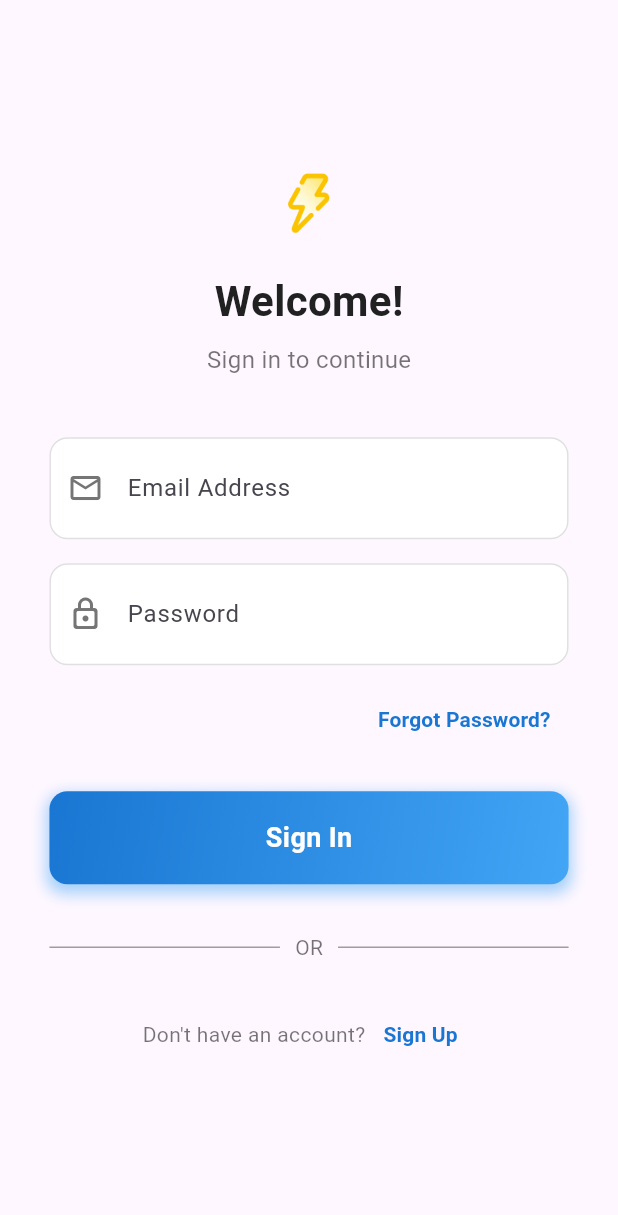
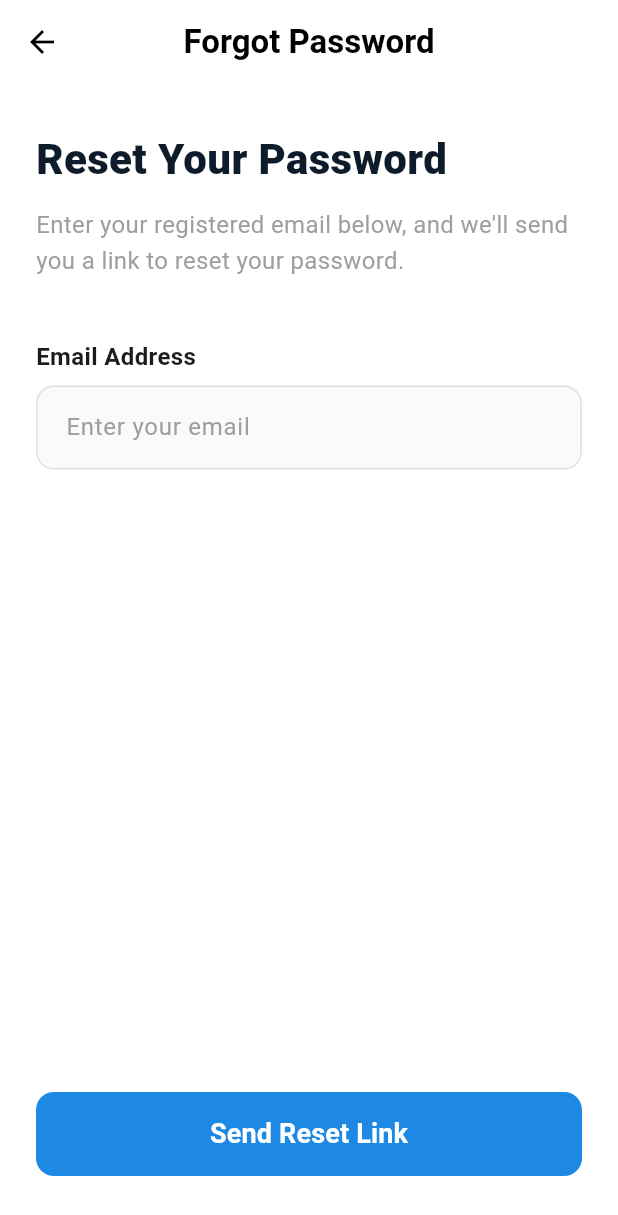
Before and after one commit to ahmedmaboud/Electricity-Consumption-Calculator, a Flutter app: the screen it shows after launch, after a tap on "Forgot Password?", on a phone screen of 412 x 824 dp. Shown: the top 1215 px of the screen. Run offline on Flutter 3.47's test engine with Material 3 defaults, Android fonts, the phone set to English and light mode, and no system bars; our stand-ins replace flutter_spinkit, get, image_picker, supabase_flutter; missing offline and left inert: google_mlkit_text_recognition; accounts and stored records are empty.

Commit message:
implement forget password

```diff
--- /dev/null
+++ b/Application/lib/controllers/forgot_password_controller.dart
@@ -0,0 +1,57 @@
+import 'package:flutter/material.dart';
+import 'package:get/get.dart';
+
+import '../services/auth_service.dart';
+
+class ForgotPasswordController extends GetxController {
+  final emailController = TextEditingController();
+  final authService = Get.find<AuthService>();
+
+  var isLoading = false.obs;
+
+  Future<void> sendResetLink() async {
+    String email = emailController.text.trim();
+
+    if (!GetUtils.isEmail(email)) {
+      Get.snackbar(
+        "Error",
+        "Please enter a valid email address",
+        backgroundColor: Colors.red.shade500,
+        colorText: Colors.white,
+      );
+      return;
+    }
+
+    try {
+      isLoading.value = true;
+      await authService.sendPasswordResetEmail(email);
+
+      // Success Feedback
+      Get.defaultDialog(
+        title: "Check your email",
+        middleText: "We have sent a password reset link to $email.",
+        textConfirm: "OK",
+        confirmTextColor: Colors.white,
+        onConfirm: () {
+          Get.back(); // Close dialog
+          Get.back(); // Go back to login
+        },
+      );
+    } catch (e) {
+      Get.snackbar(
+        "Error",
+        "Failed to send reset link: $e",
+        backgroundColor: Colors.red.shade500,
+        colorText: Colors.white,
+      );
+    } finally {
+      isLoading.value = false;
+    }
+  }
+
+  @override
+  void onClose() {
+    emailController.dispose();
+    super.onClose();
+  }
+}
--- /dev/null
+++ b/Application/lib/forgot_password_screen.dart
@@ -0,0 +1,108 @@
+import 'package:flutter/material.dart';
+import 'package:get/get.dart';
+
+import 'controllers/forgot_password_controller.dart';
+
+class ForgotPasswordScreen extends GetView<ForgotPasswordController> {
+  const ForgotPasswordScreen({super.key});
+
+  @override
+  Widget build(BuildContext context) {
+    return Scaffold(
+      backgroundColor: Colors.white,
+      appBar: AppBar(
+        backgroundColor: Colors.white,
+        elevation: 0,
+        leading: IconButton(
+          icon: const Icon(Icons.arrow_back, color: Colors.black),
+          onPressed: () => Get.back(),
+        ),
+        title: const Text(
+          "Forgot Password",
+          style: TextStyle(color: Colors.black, fontWeight: FontWeight.bold),
+        ),
+        centerTitle: true,
+      ),
+      body: Padding(
+        padding: const EdgeInsets.symmetric(horizontal: 24.0),
+        child: Column(
+          crossAxisAlignment: CrossAxisAlignment.start,
+          children: [
+            const SizedBox(height: 30),
+            const Text(
+              "Reset Your Password",
+              style: TextStyle(
+                fontSize: 28,
+                fontWeight: FontWeight.w900,
+                color: Color(0xFF0D1B2A), // Dark Navy
+              ),
+            ),
+            const SizedBox(height: 12),
+            const Text(
+              "Enter your registered email below, and we'll send you a link to reset your password.",
+              style: TextStyle(fontSize: 16, color: Colors.grey, height: 1.5),
+            ),
+            const SizedBox(height: 40),
+            const Text(
+              "Email Address",
+              style: TextStyle(fontSize: 16, fontWeight: FontWeight.w600),
+            ),
+            const SizedBox(height: 8),
+            TextField(
+              controller: controller.emailController,
+              decoration: InputDecoration(
+                hintText: "Enter your email",
+                hintStyle: const TextStyle(color: Colors.grey),
+                filled: true,
+                fillColor: Colors.grey.shade50,
+                contentPadding: const EdgeInsets.all(16),
+                border: OutlineInputBorder(
+                  borderRadius: BorderRadius.circular(12),
+                  borderSide: BorderSide(color: Colors.grey.shade300),
+                ),
+                enabledBorder: OutlineInputBorder(
+                  borderRadius: BorderRadius.circular(12),
+                  borderSide: BorderSide(color: Colors.grey.shade300),
+                ),
+                focusedBorder: OutlineInputBorder(
+                  borderRadius: BorderRadius.circular(12),
+                  borderSide: BorderSide(color: Colors.blue.shade700, width: 2),
+                ),
+              ),
+            ),
+            const Spacer(),
+            Obx(
+              () => SizedBox(
+                width: double.infinity,
+                height: 56,
+                child: ElevatedButton(
+                  onPressed: controller.isLoading.value
+                      ? null
+                      : controller.sendResetLink,
+                  style: ElevatedButton.styleFrom(
+                    backgroundColor: Colors.blue.shade600,
+                    shape: RoundedRectangleBorder(
+                      borderRadius: BorderRadius.circular(12),
+                    ),
+                    elevation: 0,
+                  ),
+                  child: controller.isLoading.value
+                      ? const CircularProgressIndicator(color: Colors.white)
+                      : const Text(
+                          "Send Reset Link",
+                          style: TextStyle(
+                            fontSize: 18,
+                            fontWeight: FontWeight.bold,
+                            color: Colors.white,
+                          ),
+                        ),
+                ),
+              ),
+            ),
+            const SizedBox(height: 40),
+          ],
+        ),
+      ),
+    );
+  }
+}
--- a/Application/lib/main.dart
+++ b/Application/lib/main.dart
@@ -1,6 +1,7 @@
 import 'package:flutter/material.dart';
 import 'package:get/get.dart';
 import 'package:graduation_project_depi/controllers/calculator_page_controller.dart';
+import 'package:graduation_project_depi/updated_password_screen.dart';
 import 'package:graduation_project_depi/user_session.dart';
 import 'package:graduation_project_depi/views/RegisterPgae.dart';
 import 'package:graduation_project_depi/views/SplashScreen.dart';
@@ -8,8 +9,11 @@ import 'package:graduation_project_depi/views/loginPage.dart';
 import 'package:supabase_flutter/supabase_flutter.dart';
 
 import 'calculator_page.dart';
+import 'controllers/forgot_password_controller.dart';
 import 'controllers/login_form_controller.dart';
 import 'controllers/register_form_controller.dart';
+import 'controllers/updated_password_controller.dart';
+import 'forgot_password_screen.dart';
 import 'services/auth_service.dart';
 
 Future<void> main() async {
@@ -62,6 +66,21 @@ class MyApp extends StatelessWidget {
             Get.lazyPut<RegisterFormController>(() => RegisterFormController());
           }),
         ),
+
+        GetPage(
+          name: '/forgot_password',
+          page: () => const ForgotPasswordScreen(),
+          binding: BindingsBuilder(
+            () => Get.lazyPut(() => ForgotPasswordController()),
+          ),
+        ),
+        GetPage(
+          name: '/update_password',
+          page: () => const UpdatePasswordScreen(),
+          binding: BindingsBuilder(
+            () => Get.lazyPut(() => UpdatePasswordController()),
+          ),
+        ),
       ],
     );
   }
--- a/Application/lib/services/auth_service.dart
+++ b/Application/lib/services/auth_service.dart
@@ -1,9 +1,23 @@
 import 'package:get/get.dart';
-import 'package:graduation_project_depi/user_session.dart';
 import 'package:supabase_flutter/supabase_flutter.dart';
+import '../user_session.dart';
 
 class AuthService {
   final cloud = Get.find<SupabaseClient>();
+
+  AuthService() {
+    _setupAuthListener();
+  }
+
+  void _setupAuthListener() {
+    cloud.auth.onAuthStateChange.listen((data) {
+      final AuthChangeEvent event = data.event;
+      if (event == AuthChangeEvent.passwordRecovery) {
+        Get.toNamed('/update_password');
+      }
+    });
+  }
+
   Future<bool> register(String email, String password, String name) async {
     try {
       final authResponse = await cloud.auth.signUp(
@@ -14,14 +28,12 @@ class AuthService {
       final authUser = authResponse.user;
       if (authUser == null) return false;
 
-      // Insert into your custom profile table
       await cloud.from('user_profile').insert({
         'auth_id': authUser.id,
         'name': name,
       });
 
       await UserSession().loadUserInfo();
-
       return true;
     } catch (e) {
       print('Register error: $e');
@@ -35,15 +47,9 @@ class AuthService {
         email: mail,
         password: password,
       );
-
       if (response.user == null) return false;
-
       await UserSession().loadUserInfo();
-
-      print('User logged in: ${UserSession().currentUser?.email}');
       return true;
-    } on AuthRetryableFetchException {
-      rethrow;
     } catch (e) {
       print("LOGIN ERROR: $e");
       rethrow;
@@ -61,5 +67,16 @@ class AuthService {
     }
   }
 
+  Future<void> sendPasswordResetEmail(String email) async {
+    await cloud.auth.resetPasswordForEmail(
+      email,
+      redirectTo: 'io.supabase.flutter://reset-callback',
+    );
+  }
+
+  Future<void> updateUserPassword(String newPassword) async {
+    await cloud.auth.updateUser(UserAttributes(password: newPassword));
+  }
+
   bool isLogin() => cloud.auth.currentSession != null;
 }
--- a/Application/lib/widgets/login_form.dart
+++ b/Application/lib/widgets/login_form.dart
@@ -52,7 +52,9 @@ class LoginForm extends GetView<LoginFormController> {
         Align(
           alignment: Alignment.centerRight,
           child: TextButton(
-            onPressed: () {},
+            onPressed: () {
+              Get.toNamed('forgot_password');
+            },
             child: Text(
               'Forgot Password?',
               style: TextStyle(
```
Also changed, not shown: Application/lib/controllers/updated_password_controller.dart (added, +74 -0 lines), Application/lib/updated_password_screen.dart (added, +171 -0 lines), 3 other files.
